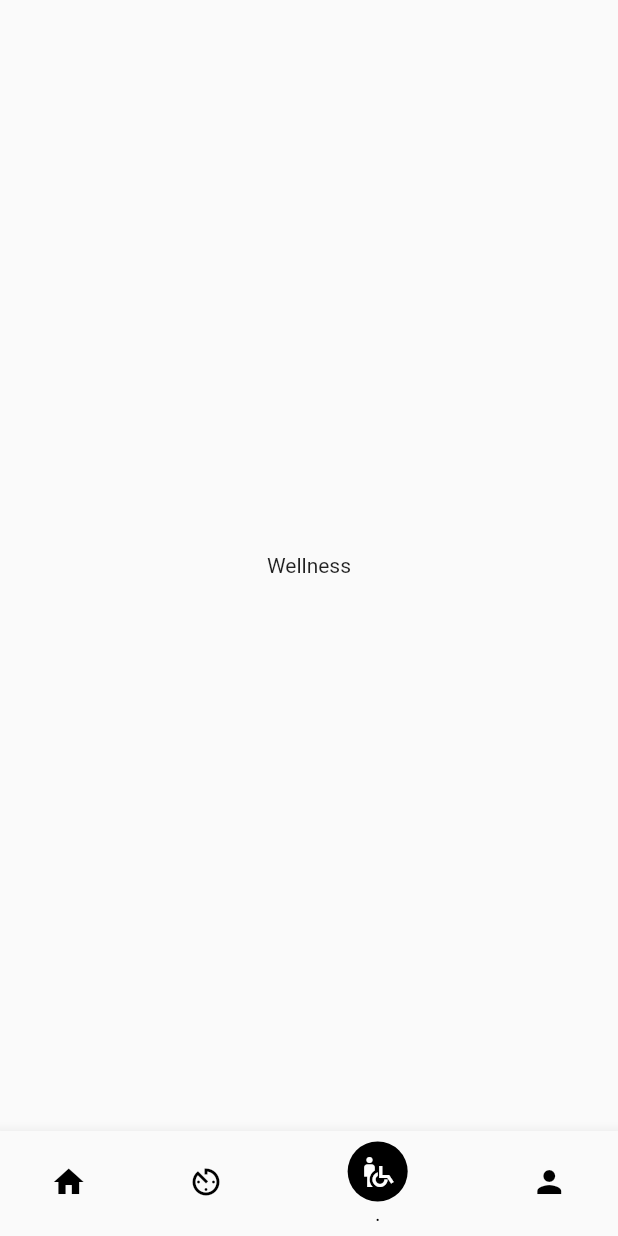
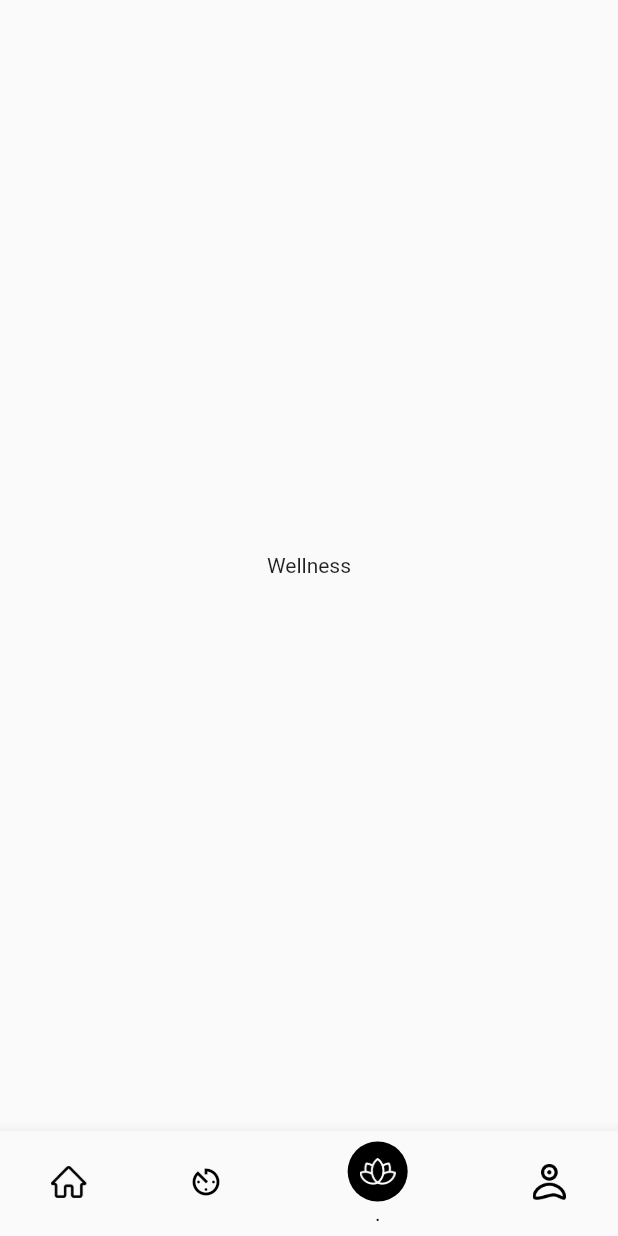
Before and after one commit to viveky259259/medical_history_app, a Flutter app: the screen it shows after launch, swiped to page 3, on a phone screen of 412 x 824 dp. Run offline on Flutter 3.47's test engine with Material 2 defaults, Android fonts, the phone set to English and light mode, and no system bars; our stand-ins replace page_transition.

```diff
--- a/lib/features/home/pages/home_page.dart
+++ b/lib/features/home/pages/home_page.dart
@@ -65,8 +65,10 @@ class _HomePageState extends State<HomePage> {
             icon: CircleAvatar(
                 backgroundColor:
                     _currentPageIndex == 0 ? Colors.black : Colors.transparent,
-                child: Icon(
-                  Icons.home,
+                child: Image.asset(
+                  "assets/home_icon.png",
+                  height: 24,
+                  width: 24,
                   color: _currentPageIndex == 0 ? Colors.white : Colors.black,
                 )),
           ),
@@ -85,8 +87,10 @@ class _HomePageState extends State<HomePage> {
             icon: CircleAvatar(
                 backgroundColor:
                     _currentPageIndex == 2 ? Colors.black : Colors.transparent,
-                child: Icon(
-                  Icons.wheelchair_pickup,
+                child:  Image.asset(
+                  "assets/wellness.png",
+                  height: 24,
+                  width: 24,
                   color: _currentPageIndex == 2 ? Colors.white : Colors.black,
                 )),
           ),
@@ -95,8 +99,10 @@ class _HomePageState extends State<HomePage> {
             icon: CircleAvatar(
                 backgroundColor:
                     _currentPageIndex == 3 ? Colors.black : Colors.transparent,
-                child: Icon(
-                  Icons.person,
+                child:   Image.asset(
+                  "assets/user.png",
+                  height: 24,
+                  width: 24,
                   color: _currentPageIndex == 3 ? Colors.white : Colors.black,
                 )),
           )
```
Also changed, not shown: assets/home_icon.png (added), assets/user.png (added), assets/wellness.png (added).
